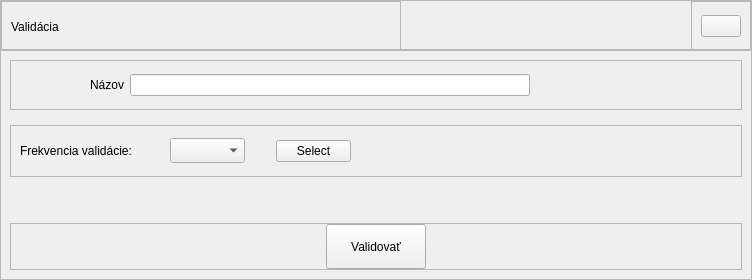
Above: src/app/ui/validation.ui from TIS2023-FMFI/pracovne-instrukcie before the change. Below: the same form after it.
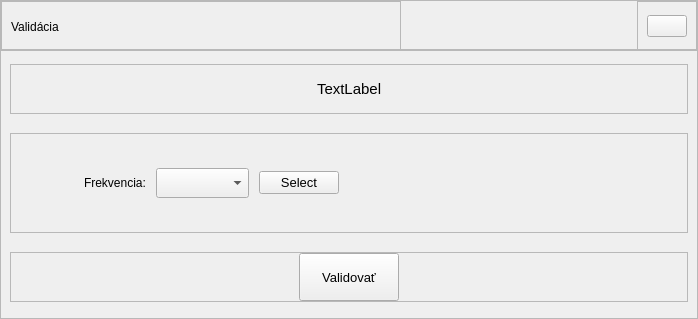
That is the form after the change. Icons and pictures are not drawn.

Commit message: add validation, histogram and databases

Diff of the .ui file:
```diff
--- a/src/app/ui/validation.ui
+++ b/src/app/ui/validation.ui
@@ -6,8 +6,8 @@
    <rect>
     <x>0</x>
     <y>0</y>
-    <width>752</width>
-    <height>280</height>
+    <width>698</width>
+    <height>319</height>
    </rect>
   </property>
   <property name="windowTitle">
@@ -170,6 +170,11 @@
    </item>
    <item>
     <widget class="QFrame" name="frame_4">
+     <property name="font">
+      <font>
+       <pointsize>9</pointsize>
+      </font>
+     </property>
      <property name="frameShape">
       <enum>QFrame::StyledPanel</enum>
      </property>
@@ -207,7 +212,7 @@
             <enum>Qt::Horizontal</enum>
            </property>
            <property name="sizeType">
-            <enum>QSizePolicy::Maximum</enum>
+            <enum>QSizePolicy::Expanding</enum>
            </property>
            <property name="sizeHint" stdset="0">
             <size>
@@ -218,31 +223,14 @@
           </spacer>
          </item>
          <item>
-          <widget class="QLabel" name="name">
-           <property name="maximumSize">
-            <size>
-             <width>50</width>
-             <height>50</height>
-            </size>
+          <widget class="QLabel" name="instruction_name">
+           <property name="font">
+            <font>
+             <pointsize>11</pointsize>
+            </font>
            </property>
            <property name="text">
-            <string>Názov</string>
-           </property>
-          </widget>
-         </item>
-         <item>
-          <widget class="QLineEdit" name="lineEdit">
-           <property name="minimumSize">
-            <size>
-             <width>400</width>
-             <height>0</height>
-            </size>
-           </property>
-           <property name="maximumSize">
-            <size>
-             <width>16777215</width>
-             <height>16777215</height>
-            </size>
+            <string>TextLabel</string>
            </property>
           </widget>
          </item>
@@ -284,54 +272,20 @@
         </property>
         <layout class="QHBoxLayout" name="horizontalLayout_5">
          <property name="spacing">
-          <number>0</number>
+          <number>10</number>
          </property>
          <property name="leftMargin">
-          <number>9</number>
+          <number>0</number>
          </property>
          <property name="topMargin">
           <number>0</number>
          </property>
          <property name="rightMargin">
-          <number>9</number>
+          <number>15</number>
          </property>
          <property name="bottomMargin">
           <number>0</number>
          </property>
-         <item>
-          <widget class="QLabel" name="label_2">
-           <property name="minimumSize">
-            <size>
-             <width>150</width>
-             <height>50</height>
-            </size>
-           </property>
-           <property name="maximumSize">
-            <size>
-             <width>16777215</width>
-             <height>50</height>
-            </size>
-           </property>
-           <property name="text">
-            <string>Frekvencia validácie:</string>
-           </property>
-          </widget>
-         </item>
-         <item>
-          <widget class="QComboBox" name="frequency_option">
-           <property name="minimumSize">
-            <size>
-             <width>75</width>
-             <height>25</height>
-            </size>
-           </property>
-           <property name="font">
-            <font>
-             <pointsize>9</pointsize>
-            </font>
-           </property>
-          </widget>
-         </item>
          <item>
           <spacer name="horizontalSpacer_4">
            <property name="orientation">
@@ -345,6 +299,28 @@
            </property>
           </spacer>
          </item>
+         <item>
+          <widget class="QLabel" name="frequency_label">
+           <property name="text">
+            <string>Frekvencia:</string>
+           </property>
+          </widget>
+         </item>
+         <item>
+          <widget class="QComboBox" name="frequency_combobox">
+           <property name="minimumSize">
+            <size>
+             <width>85</width>
+             <height>30</height>
+            </size>
+           </property>
+           <property name="font">
+            <font>
+             <pointsize>13</pointsize>
+            </font>
+           </property>
+          </widget>
+         </item>
          <item>
           <widget class="QPushButton" name="select_button">
            <property name="minimumSize">
@@ -359,35 +335,27 @@
              <height>16777215</height>
             </size>
            </property>
+           <property name="font">
+            <font>
+             <pointsize>10</pointsize>
+            </font>
+           </property>
            <property name="text">
             <string>Select</string>
            </property>
           </widget>
          </item>
-         <item>
-          <spacer name="horizontalSpacer_5">
-           <property name="orientation">
-            <enum>Qt::Horizontal</enum>
-           </property>
-           <property name="sizeHint" stdset="0">
-            <size>
-             <width>40</width>
-             <height>20</height>
-            </size>
-           </property>
-          </spacer>
-         </item>
          <item>
           <widget class="QLabel" name="path_label">
            <property name="minimumSize">
             <size>
-             <width>350</width>
+             <width>250</width>
              <height>0</height>
             </size>
            </property>
            <property name="maximumSize">
             <size>
-             <width>350</width>
+             <width>250</width>
              <height>16777215</height>
             </size>
            </property>
@@ -405,22 +373,22 @@
            </property>
           </widget>
          </item>
+         <item>
+          <spacer name="horizontalSpacer_5">
+           <property name="orientation">
+            <enum>Qt::Horizontal</enum>
+           </property>
+           <property name="sizeHint" stdset="0">
+            <size>
+             <width>40</width>
+             <height>20</height>
+            </size>
+           </property>
+          </spacer>
+         </item>
         </layout>
        </widget>
       </item>
-      <item>
-       <spacer name="verticalSpacer">
-        <property name="orientation">
-         <enum>Qt::Vertical</enum>
-        </property>
-        <property name="sizeHint" stdset="0">
-         <size>
-          <width>20</width>
-          <height>40</height>
-         </size>
-        </property>
-       </spacer>
-      </item>
       <item>
        <widget class="QFrame" name="frame">
         <property name="maximumSize">
@@ -465,6 +433,11 @@
              <height>50</height>
             </size>
            </property>
+           <property name="font">
+            <font>
+             <pointsize>10</pointsize>
+            </font>
+           </property>
            <property name="text">
             <string>Validovať</string>
            </property>
```
The commit also changes 13 other files.
